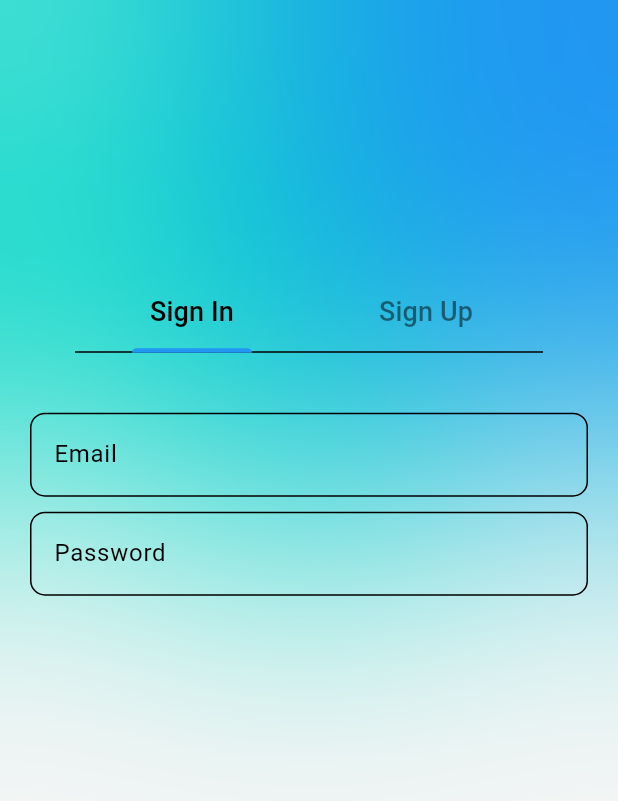
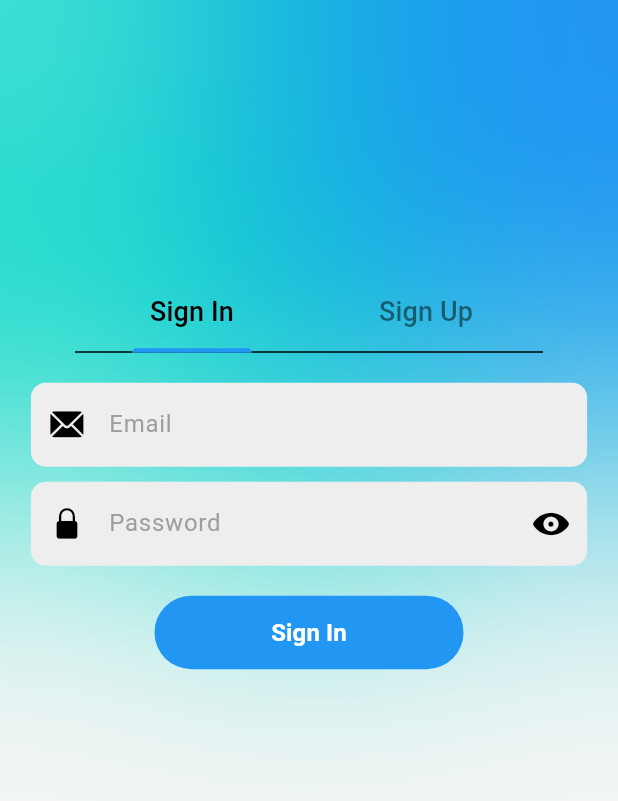
Before and after one commit to prasad-xma/BakeEase, a Flutter app: the screen it shows after launch, on a phone screen of 412 x 824 dp. Shown: the top 801 px of the screen. Run offline on Flutter 3.47's test engine with Material 3 defaults, Android fonts, the phone set to English and light mode, and no system bars; our stand-ins replace bloc, cloud_firestore, equatable, firebase_auth, firebase_core, flutter_bloc and 1 more; accounts and stored records are empty.

Commit message:
create sign in screen

```diff
--- a/bakeease/lib/screens/auth/views/sign_in_screen.dart
+++ b/bakeease/lib/screens/auth/views/sign_in_screen.dart
@@ -1,4 +1,9 @@
+import 'package:bakeease/components/my_text_field.dart';
+import 'package:bakeease/screens/auth/blocs/sign_in_bloc/sign_in_bloc.dart';
+import 'package:flutter/cupertino.dart';
 import 'package:flutter/material.dart';
+// import 'package:flutter/material.dart';
+import 'package:flutter_bloc/flutter_bloc.dart';
 
 class SignInScreen extends StatefulWidget {
   const SignInScreen({super.key});
@@ -8,29 +13,135 @@ class SignInScreen extends StatefulWidget {
 }
 
 class _SignInScreenState extends State<SignInScreen> {
+  final passwordController = TextEditingController();
+  final emailController = TextEditingController();
+  final _formKey = GlobalKey<FormState>();
+
+  bool signInRequired = false;
+  IconData iconPassword = CupertinoIcons.eye_fill;
+  bool obscurePassword = true;
+  String? _errorMsg;
+
   @override
   Widget build(BuildContext context) {
-    return Padding(
-      padding: const EdgeInsets.all(20.0),
+    return BlocListener<SignInBloc, SignInState>(
+      listener: (context, state) {
+        if (state is SignInSuccess) {
+          setState(() {
+            signInRequired = false;
+          });
+        } else if (state is SignInProcess) {
+          setState(() {
+            signInRequired = true;
+          });
+        } else if (state is SignInFailure) {
+          setState(() {
+            signInRequired = false;
+            _errorMsg = 'Invalid email or password';
+          });
+        }
+      },
+
+      child: Form(
+        key: _formKey,
         child: Column(
           children: [
             const SizedBox(height: 20),
-          TextField(
-            decoration: InputDecoration(
+            SizedBox(
+              width: MediaQuery.of(context).size.width * 0.9,
+              child: MyTextField(
+                controller: emailController,
                 hintText: 'Email',
-              border: OutlineInputBorder(borderRadius: BorderRadius.circular(10)),
+                obscureText: false,
+                keyboardType: TextInputType.emailAddress,
+                prefixIcon: const Icon(CupertinoIcons.mail_solid),
+                errorMsg: _errorMsg,
+                validator: (val) {
+                  if (val!.isEmpty) {
+                    return 'Please fill in this field';
+                  } else if (!RegExp(
+                    r'^[\w-\.]+@([\w-]+.)+[\w-]{2,4}$',
+                  ).hasMatch(val)) {
+                    return 'Please enter a valid email';
+                  }
+                  return null;
+                },
               ),
             ),
             const SizedBox(height: 10),
-          TextField(
-            obscureText: true,
-            decoration: InputDecoration(
+            SizedBox(
+              width: MediaQuery.of(context).size.width * 0.9,
+              child: MyTextField(
+                controller: passwordController,
                 hintText: 'Password',
-              border: OutlineInputBorder(borderRadius: BorderRadius.circular(10)),
+                obscureText: obscurePassword,
+                keyboardType: TextInputType.visiblePassword,
+                prefixIcon: const Icon(CupertinoIcons.lock_fill),
+                errorMsg: _errorMsg,
+                validator: (val) {
+                  if (val!.isEmpty) {
+                    return 'Please fill in this field!';
+                  } else if (!RegExp(
+                    r'^(?=.*?[A-Z])(?=.*?[a-z])(?=.*?[0-9])(?=.*?[!@#\$&*~`)\%\-(_+=;:,.<>/?"[{\]}\|^]).{8,}$',
+                  ).hasMatch(val)) {
+                    return 'Please enter a valid password';
+                  }
+                  return null;
+                },
+                suffixIcon: IconButton(
+                  onPressed: () {
+                  setState(() {
+                    obscurePassword = !obscurePassword;
+
+                    if (obscurePassword) {
+                      iconPassword = CupertinoIcons.eye_fill;
+
+                    } else {
+                      iconPassword = CupertinoIcons.eye_slash_fill;
+                    }
+                  });
+                },
+                icon: Icon(iconPassword),
                 ),
               ),
-          // Add your Login Button here...
+            ),
+
+            const SizedBox(height: 20),
+            !signInRequired ? SizedBox(
+              width: MediaQuery.of(context).size.width * 0.5,
+              child: TextButton(
+                onPressed: () {
+                  if (_formKey.currentState!.validate()) {
+                    context.read<SignInBloc>().add(SignInRequired(
+                      emailController.text,
+                      passwordController.text)
+                    );
+                  }
+                },
+                style: TextButton.styleFrom(
+                  elevation: 3.0,
+                  backgroundColor: Theme.of(context).colorScheme.primary,
+                  foregroundColor: Colors.white,
+                  shape: RoundedRectangleBorder(
+                    borderRadius: BorderRadius.circular(60)
+                  )
+                ),
+                child: const Padding(
+                  padding: EdgeInsets.symmetric(horizontal: 25, vertical: 5),
+                  child: Text(
+                    'Sign In',
+                    textAlign: TextAlign.center,
+                    style: TextStyle(
+                      color: Colors.white,
+                      fontSize: 16,
+                      fontWeight: FontWeight.w600
+                    ),
+                  ),
+                ),
+              ),
+            ) : const CircularProgressIndicator(),
           ],
+        ),
       ),
     );
   }
```
Lines whose indentation alone changed are shown as unchanged.
